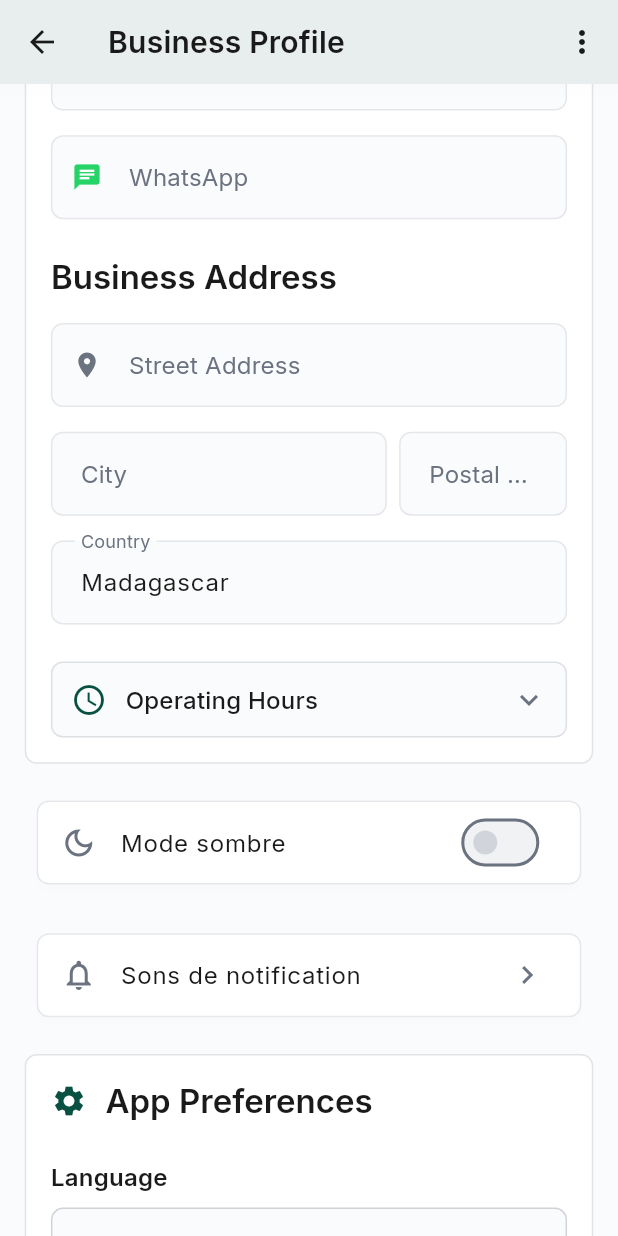
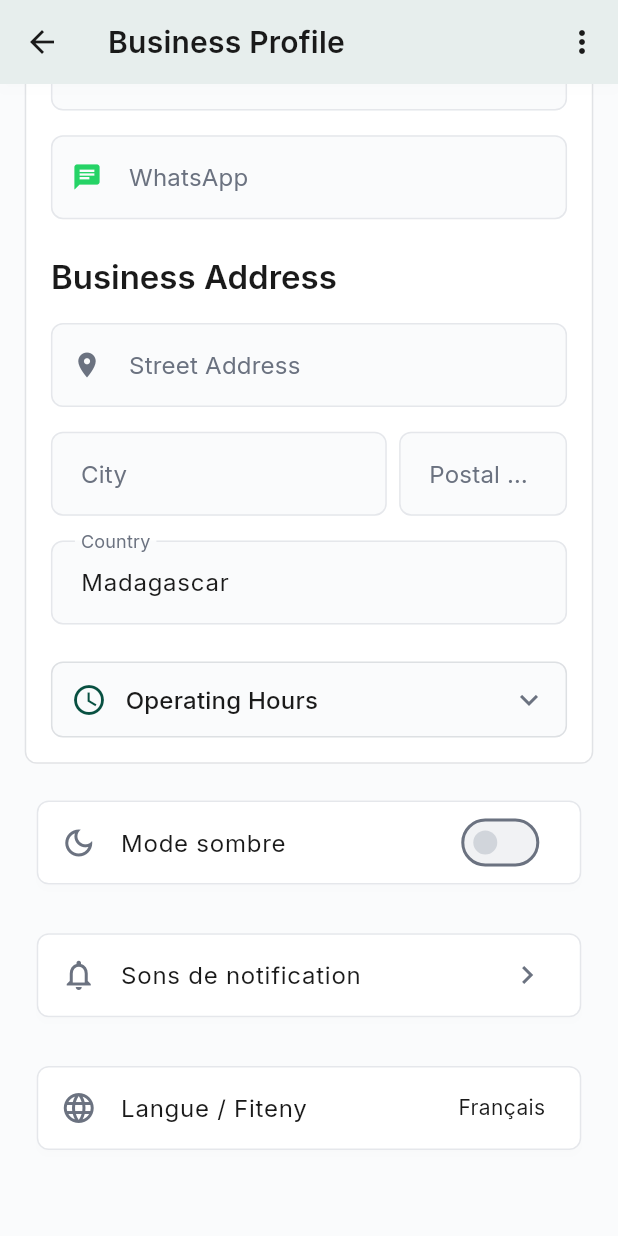
Before and after one commit to Anju-codermad/AkoraHub-app, a Flutter app: the BusinessProfileSettings screen opened by its route, scrolled down 2013 dp, on a phone screen of 412 x 824 dp. Run offline on Flutter 3.47's test engine with Material 3 defaults, Android fonts, the phone set to English and light mode, and no system bars; our stand-ins replace audioplayers, cached_network_image, connectivity_plus, firebase_core, firebase_messaging, flutter_local_notifications and 15 more; missing offline and left inert: mobile_scanner; accounts and stored records are empty.

Commit message:
fix(admin): remove non-functional "App Preferences" mock block from Business Profile
The bottom of the admin Business Profile screen was leftover Rocket.new
scaffold never wired to anything real: a fake language selector (unrelated
to the actual localeProvider used everywhere else), notification/privacy
toggles whose key wasn't even in _persistedKeys (never saved) and that
nothing else in the codebase reads anyway, and 4 buttons with empty onTap
callbacks.

Removed app_preferences_section.dart entirely and replaced the language
selector with the real localeProvider-based one (same as the client
Profile screen). User confirmed: remove the fake parts rather than
rebuild each one for real.

```diff
--- a/lib/presentation/business_profile_settings/business_profile_settings.dart
+++ b/lib/presentation/business_profile_settings/business_profile_settings.dart
@@ -3,11 +3,11 @@ import 'package:flutter_riverpod/flutter_riverpod.dart';
 import 'package:sizer/sizer.dart';
 
 import '../../core/app_export.dart';
+import '../../core/localization/app_translations.dart';
 import '../../core/providers/theme_provider.dart';
 import '../../core/supabase/supabase_config.dart';
 import '../../widgets/custom_icon_widget.dart';
 import '../client_home/notification_sounds_screen.dart';
-import './widgets/app_preferences_section.dart';
 import './widgets/business_information_section.dart';
 import './widgets/contact_details_section.dart';
 import './widgets/visual_identity_section.dart';
@@ -64,16 +64,6 @@ class _BusinessProfileSettingsState extends State<BusinessProfileSettings> {
       "friday": {"open": "08:00", "close": "17:00", "closed": false},
       "saturday": {"open": "09:00", "close": "13:00", "closed": false},
       "sunday": {"open": "", "close": "", "closed": true}
-    },
-    "preferences": {
-      "language": "fr",
-      "notifications": {
-        "orders": true,
-        "messages": true,
-        "promotions": false,
-        "analytics": true
-      },
-      "privacy": {"showPhone": true, "showEmail": true, "showAddress": true}
     },
     "verification": {
       "status": "unverified",
@@ -487,12 +477,51 @@ class _BusinessProfileSettingsState extends State<BusinessProfileSettings> {
 
                   SizedBox(height: 2.h),
 
-                  // App Preferences Section
-                  AppPreferencesSection(
-                    businessData: _businessData,
-                    onChanged: () {
-                      setState(() => _hasUnsavedChanges = true);
-                    },
+                  Card(
+                    child: Consumer(
+                      builder: (context, ref, _) {
+                        final locale = ref.watch(localeProvider);
+                        return ListTile(
+                          leading: const Icon(Icons.language_outlined),
+                          title: const Text('Langue / Fiteny'),
+                          trailing: Text(
+                            locale == 'fr' ? 'Français' : 'Malagasy',
+                            style: theme.textTheme.bodyMedium,
+                          ),
+                          onTap: () async {
+                            final selected = await showDialog<String>(
+                              context: context,
+                              builder: (context) => SimpleDialog(
+                                title: const Text('Choisir la langue'),
+                                children: [
+                                  SimpleDialogOption(
+                                    onPressed: () =>
+                                        Navigator.pop(context, 'fr'),
+                                    child: const Row(children: [
+                                      Text('🇫🇷 '),
+                                      Text('Français')
+                                    ]),
+                                  ),
+                                  SimpleDialogOption(
+                                    onPressed: () =>
+                                        Navigator.pop(context, 'mg'),
+                                    child: const Row(children: [
+                                      Text('🇲🇬 '),
+                                      Text('Malagasy')
+                                    ]),
+                                  ),
+                                ],
+                              ),
+                            );
+                            if (selected != null) {
+                              ref
+                                  .read(localeProvider.notifier)
+                                  .setLocale(selected);
+                            }
+                          },
+                        );
+                      },
+                    ),
                   ),
 
                   SizedBox(height: 4.h),
--- a/lib/presentation/business_profile_settings/widgets/app_preferences_section.dart
+++ /dev/null
@@ -1,489 +0,0 @@
-import 'package:flutter/material.dart';
-import 'package:sizer/sizer.dart';
-
-import '../../../core/app_export.dart';
-import '../../../widgets/custom_icon_widget.dart';
-
-/// App Preferences Section Widget
-///
-/// Manages application settings and preferences including:
-/// - Language selection (French, Malagasy, English, Arabic)
-/// - Notification preferences (orders, messages, promotions, analytics)
-/// - Privacy settings (visibility of contact information)
-/// - Theme preferences
-class AppPreferencesSection extends StatefulWidget {
-  final Map<String, dynamic> businessData;
-  final VoidCallback onChanged;
-
-  const AppPreferencesSection({
-    super.key,
-    required this.businessData,
-    required this.onChanged,
-  });
-
-  @override
-  State<AppPreferencesSection> createState() => _AppPreferencesSectionState();
-}
-
-class _AppPreferencesSectionState extends State<AppPreferencesSection> {
-  late Map<String, bool> _notifications;
-  late Map<String, bool> _privacy;
-  late String _selectedLanguage;
-
-  final List<Map<String, String>> _languages = [
-    {"code": "fr", "name": "Français", "flag": "🇫🇷"},
-    {"code": "mg", "name": "Malagasy", "flag": "🇲🇬"},
-    {"code": "en", "name": "English", "flag": "🇬🇧"},
-    {"code": "ar", "name": "العربية", "flag": "🇸🇦"},
-  ];
-
-  @override
-  void initState() {
-    super.initState();
-    final preferences =
-        widget.businessData["preferences"] as Map<String, dynamic>;
-    _notifications =
-        Map<String, bool>.from(preferences["notifications"] as Map);
-    _privacy = Map<String, bool>.from(preferences["privacy"] as Map);
-    _selectedLanguage = preferences["language"] as String;
-  }
-
-  void _showLanguageDialog() {
-    final theme = Theme.of(context);
-
-    showDialog(
-      context: context,
-      builder: (context) => AlertDialog(
-        title: const Text('Select Language'),
-        content: Column(
-          mainAxisSize: MainAxisSize.min,
-          children: _languages.map((lang) {
-            final isSelected = _selectedLanguage == lang["code"];
-            return RadioListTile<String>(
-              value: lang["code"]!,
-              groupValue: _selectedLanguage,
-              onChanged: (value) {
-                if (value != null) {
-                  setState(() => _selectedLanguage = value);
-                  widget.onChanged();
-                  Navigator.pop(context);
-                  ScaffoldMessenger.of(context).showSnackBar(
-                    SnackBar(
-                      content: Text('Language changed to ${lang["name"]}'),
-                      behavior: SnackBarBehavior.floating,
-                    ),
-                  );
-                }
-              },
-              title: Row(
-                children: [
-                  Text(lang["flag"]!),
-                  SizedBox(width: 3.w),
-                  Text(lang["name"]!),
-                ],
-              ),
-              activeColor: theme.colorScheme.primary,
-            );
-          }).toList(),
-        ),
-      ),
-    );
-  }
-
-  @override
-  Widget build(BuildContext context) {
-    final theme = Theme.of(context);
-    final currentLanguage = _languages.firstWhere(
-      (lang) => lang["code"] == _selectedLanguage,
-      orElse: () => _languages[0],
-    );
-
-    return Container(
-      padding: EdgeInsets.all(4.w),
-      decoration: BoxDecoration(
-        color: theme.cardColor,
-        borderRadius: BorderRadius.circular(8),
-        border: Border.all(
-          color: theme.colorScheme.outline.withValues(alpha: 0.2),
-          width: 1,
-        ),
-      ),
-      child: Column(
-        crossAxisAlignment: CrossAxisAlignment.start,
-        children: [
-          // Section Header
-          Row(
-            children: [
-              CustomIconWidget(
-                iconName: 'settings',
-                color: theme.colorScheme.primary,
-                size: 24,
-              ),
-              SizedBox(width: 3.w),
-              Text(
-                'App Preferences',
-                style: theme.textTheme.titleLarge?.copyWith(
-                  fontWeight: FontWeight.w600,
-                ),
-              ),
-            ],
-          ),
-
-          SizedBox(height: 3.h),
-
-          // Language Selection
-          Text(
-            'Language',
-            style: theme.textTheme.titleMedium?.copyWith(
-              fontWeight: FontWeight.w600,
-            ),
-          ),
-          SizedBox(height: 1.h),
-          InkWell(
-            onTap: _showLanguageDialog,
-            borderRadius: BorderRadius.circular(8),
-            child: Container(
-              padding: EdgeInsets.all(3.w),
-              decoration: BoxDecoration(
-                color: theme.colorScheme.surface,
-                borderRadius: BorderRadius.circular(8),
-                border: Border.all(
-                  color: theme.colorScheme.outline.withValues(alpha: 0.3),
-                  width: 1,
-                ),
-              ),
-              child: Row(
-                children: [
-                  Text(
-                    currentLanguage["flag"]!,
-                    style: const TextStyle(fontSize: 24),
-                  ),
-                  SizedBox(width: 3.w),
-                  Expanded(
-                    child: Text(
-                      currentLanguage["name"]!,
-                      style: theme.textTheme.bodyLarge,
-                    ),
-                  ),
-                  CustomIconWidget(
-                    iconName: 'arrow_forward_ios',
-                    color: theme.colorScheme.onSurfaceVariant,
-                    size: 16,
-                  ),
-                ],
-              ),
-            ),
-          ),
-
-          SizedBox(height: 3.h),
-
-          // Notifications
-          Text(
-            'Notifications',
-            style: theme.textTheme.titleMedium?.copyWith(
-              fontWeight: FontWeight.w600,
-            ),
-          ),
-          SizedBox(height: 1.h),
-
-          _buildNotificationToggle(
-            'Orders',
-            'Get notified about new orders and updates',
-            'orders',
-            'shopping_bag',
-          ),
-
-          _buildNotificationToggle(
-            'Messages',
-            'Receive notifications for new customer messages',
-            'messages',
-            'message',
-          ),
-
-          _buildNotificationToggle(
-            'Promotions',
-            'Stay updated with promotional campaigns',
-            'promotions',
-            'campaign',
-          ),
-
-          _buildNotificationToggle(
-            'Analytics',
-            'Get insights about your business performance',
-            'analytics',
-            'analytics',
-          ),
-
-          SizedBox(height: 3.h),
-
-          // Privacy Settings
-          Text(
-            'Privacy Settings',
-            style: theme.textTheme.titleMedium?.copyWith(
-              fontWeight: FontWeight.w600,
-            ),
-          ),
-          SizedBox(height: 1.h),
-
-          _buildPrivacyToggle(
-            'Show Phone Number',
-            'Display phone number on business profile',
-            'showPhone',
-            'phone',
-          ),
-
-          _buildPrivacyToggle(
-            'Show Email Address',
-            'Display email address on business profile',
-            'showEmail',
-            'email',
-          ),
-
-          _buildPrivacyToggle(
-            'Show Physical Address',
-            'Display business address on profile',
-            'showAddress',
-            'location_on',
-          ),
-
-          SizedBox(height: 3.h),
-
-          // Additional Settings
-          _buildSettingItem(
-            'Data & Storage',
-            'Manage app data and storage usage',
-            'storage',
-            () {
-              // Navigate to data management
-            },
-          ),
-
-          _buildSettingItem(
-            'Security',
-            'Password and security settings',
-            'security',
-            () {
-              // Navigate to security settings
-            },
-          ),
-
-          _buildSettingItem(
-            'Help & Support',
-            'Get help and contact support',
-            'help_outline',
-            () {
-              // Navigate to help center
-            },
-          ),
-
-          _buildSettingItem(
-            'About',
-            'App version and legal information',
-            'info_outline',
-            () {
-              // Show about dialog
-            },
-          ),
-        ],
-      ),
-    );
-  }
-
-  Widget _buildNotificationToggle(
-    String title,
-    String description,
-    String key,
-    String iconName,
-  ) {
-    final theme = Theme.of(context);
-
-    return Padding(
-      padding: EdgeInsets.only(bottom: 2.h),
-      child: Container(
-        padding: EdgeInsets.all(3.w),
-        decoration: BoxDecoration(
-          color: theme.colorScheme.surface,
-          borderRadius: BorderRadius.circular(8),
-        ),
-        child: Row(
-          children: [
-            Container(
-              padding: EdgeInsets.all(2.w),
-              decoration: BoxDecoration(
-                color: theme.colorScheme.primary.withValues(alpha: 0.1),
-                borderRadius: BorderRadius.circular(8),
-              ),
-              child: CustomIconWidget(
-                iconName: iconName,
-                color: theme.colorScheme.primary,
-                size: 20,
-              ),
-            ),
-            SizedBox(width: 3.w),
-            Expanded(
-              child: Column(
-                crossAxisAlignment: CrossAxisAlignment.start,
-                children: [
-                  Text(
-                    title,
-                    style: theme.textTheme.bodyLarge?.copyWith(
-                      fontWeight: FontWeight.w500,
-                    ),
-                  ),
-                  SizedBox(height: 0.5.h),
-                  Text(
-                    description,
-                    style: theme.textTheme.bodySmall?.copyWith(
-                      color: theme.colorScheme.onSurfaceVariant,
-                    ),
-                  ),
-                ],
-              ),
-            ),
-            Switch(
-              value: _notifications[key] ?? false,
-              onChanged: (value) {
-                setState(() {
-                  _notifications[key] = value;
-                });
-                widget.onChanged();
-              },
-            ),
-          ],
-        ),
-      ),
-    );
-  }
-
-  Widget _buildPrivacyToggle(
-    String title,
-    String description,
-    String key,
-    String iconName,
-  ) {
-    final theme = Theme.of(context);
-
-    return Padding(
-      padding: EdgeInsets.only(bottom: 2.h),
-      child: Container(
-        padding: EdgeInsets.all(3.w),
-        decoration: BoxDecoration(
-          color: theme.colorScheme.surface,
-          borderRadius: BorderRadius.circular(8),
-        ),
-        child: Row(
-          children: [
-            Container(
-              padding: EdgeInsets.all(2.w),
-              decoration: BoxDecoration(
-                color: theme.colorScheme.secondary.withValues(alpha: 0.1),
-                borderRadius: BorderRadius.circular(8),
-              ),
-              child: CustomIconWidget(
-                iconName: iconName,
-                color: theme.colorScheme.secondary,
-                size: 20,
-              ),
-            ),
-            SizedBox(width: 3.w),
-            Expanded(
-              child: Column(
-                crossAxisAlignment: CrossAxisAlignment.start,
-                children: [
-                  Text(
-                    title,
-                    style: theme.textTheme.bodyLarge?.copyWith(
-                      fontWeight: FontWeight.w500,
-                    ),
-                  ),
-                  SizedBox(height: 0.5.h),
-                  Text(
-                    description,
-                    style: theme.textTheme.bodySmall?.copyWith(
-                      color: theme.colorScheme.onSurfaceVariant,
-                    ),
-                  ),
-                ],
-              ),
-            ),
-            Switch(
-              value: _privacy[key] ?? false,
-              onChanged: (value) {
-                setState(() {
-                  _privacy[key] = value;
-                });
-                widget.onChanged();
-              },
-            ),
-          ],
-        ),
-      ),
-    );
-  }
-
-  Widget _buildSettingItem(
-    String title,
-    String description,
-    String iconName,
-    VoidCallback onTap,
-  ) {
-    final theme = Theme.of(context);
-
-    return Padding(
-      padding: EdgeInsets.only(bottom: 2.h),
-      child: InkWell(
-        onTap: onTap,
-        borderRadius: BorderRadius.circular(8),
-        child: Container(
-          padding: EdgeInsets.all(3.w),
-          decoration: BoxDecoration(
-            color: theme.colorScheme.surface,
-            borderRadius: BorderRadius.circular(8),
-          ),
-          child: Row(
-            children: [
-              Container(
-                padding: EdgeInsets.all(2.w),
-                decoration: BoxDecoration(
-                  color: theme.colorScheme.tertiary.withValues(alpha: 0.1),
-                  borderRadius: BorderRadius.circular(8),
-                ),
-                child: CustomIconWidget(
-                  iconName: iconName,
-                  color: theme.colorScheme.tertiary,
-                  size: 20,
-                ),
-              ),
-              SizedBox(width: 3.w),
-              Expanded(
-                child: Column(
-                  crossAxisAlignment: CrossAxisAlignment.start,
-                  children: [
-                    Text(
-                      title,
-                      style: theme.textTheme.bodyLarge?.copyWith(
-                        fontWeight: FontWeight.w500,
-                      ),
-                    ),
-                    SizedBox(height: 0.5.h),
-                    Text(
-                      description,
-                      style: theme.textTheme.bodySmall?.copyWith(
-                        color: theme.colorScheme.onSurfaceVariant,
-                      ),
-                    ),
-                  ],
-                ),
-              ),
-              CustomIconWidget(
-                iconName: 'arrow_forward_ios',
-                color: theme.colorScheme.onSurfaceVariant,
-                size: 16,
-              ),
-            ],
-          ),
-        ),
-      ),
-    );
-  }
-}
```
Also changed, not shown: 1 other file.
